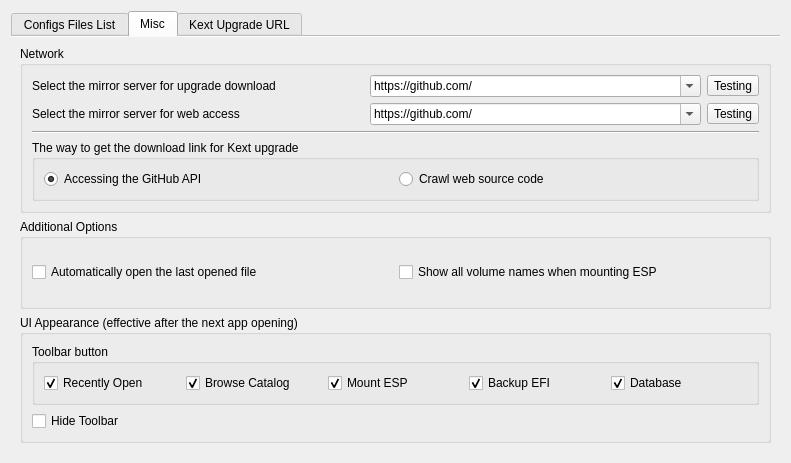
First picture: the form in dlgdatabase.ui, repository ic005k/OCAuxiliaryTools, before the edit.
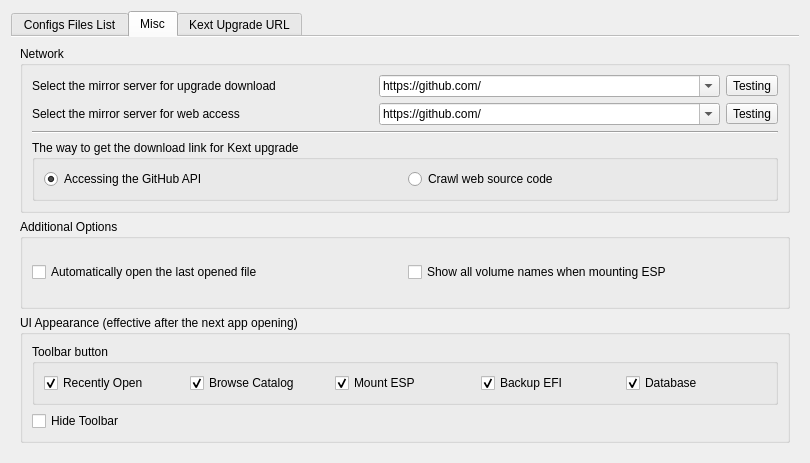
Second picture: the form after the edit. The open tabs and pages were chosen to show the change.

Diff of the .ui file:
```diff
--- a/dlgdatabase.ui
+++ b/dlgdatabase.ui
@@ -6,7 +6,7 @@
    <rect>
     <x>0</x>
     <y>0</y>
-    <width>791</width>
+    <width>810</width>
     <height>463</height>
    </rect>
   </property>
```
Left out of the diff: 2 changed lines with no effect on the pictures.
